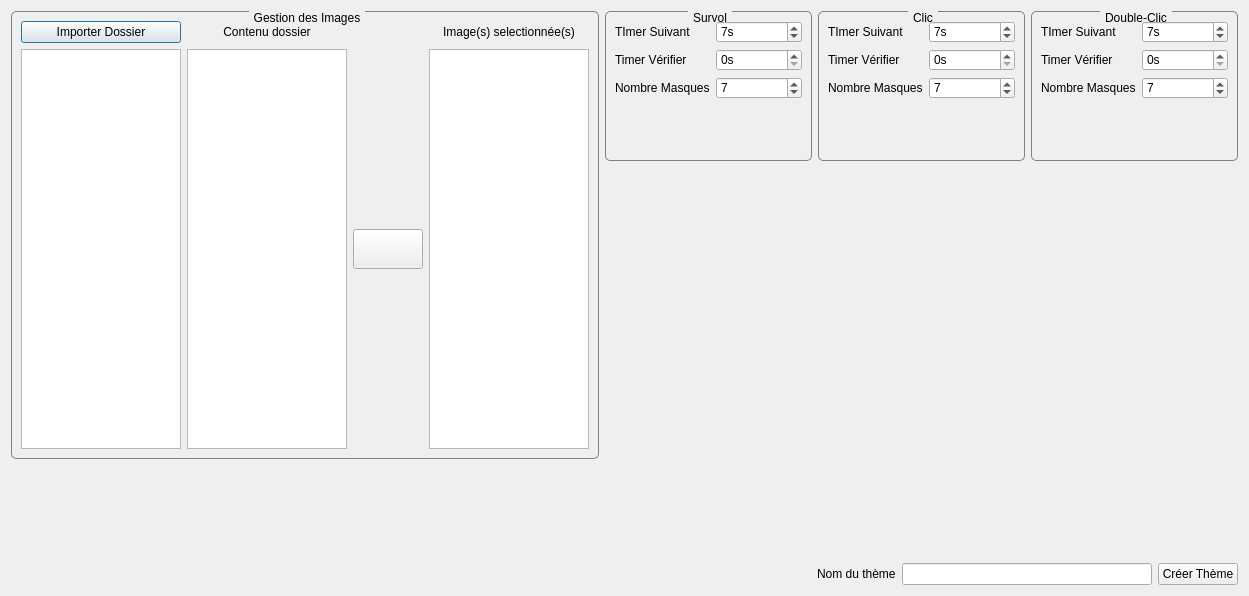
The window that editeur.ui (Txikilinux/leterrier-mulot) describes before a commit, drawn with Qt 5.
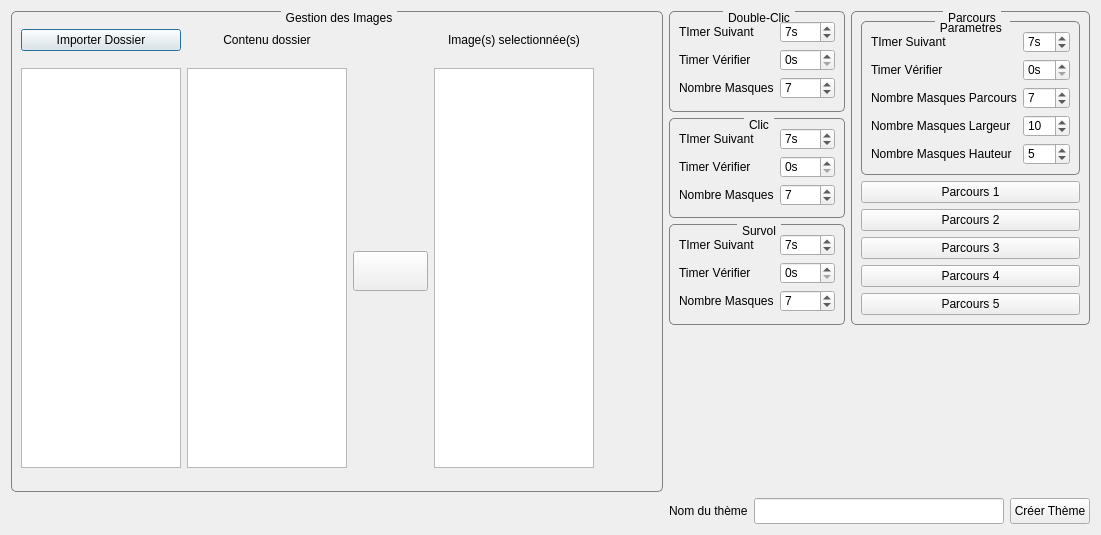
The same window after the commit. Icons and pictures are not drawn.

Commit message: Editeur : debut Parcours (ui, cpp, h)

The edit to the form file:
```diff
--- a/editeur.ui
+++ b/editeur.ui
@@ -9,8 +9,8 @@
    <rect>
     <x>0</x>
     <y>0</y>
-    <width>1249</width>
-    <height>596</height>
+    <width>1101</width>
+    <height>535</height>
    </rect>
   </property>
   <property name="windowTitle">
@@ -30,22 +30,32 @@
                                        stop: 0 #FFOECE, stop: 1 #FFFFFF);
  }</string>
   </property>
-  <layout class="QGridLayout" name="gridLayout">
-   <item row="0" column="0" rowspan="2" colspan="2">
+  <layout class="QGridLayout" name="gridLayout_6">
+   <item row="0" column="0" rowspan="2">
     <widget class="QGroupBox" name="groupBoxImage">
+     <property name="sizePolicy">
+      <sizepolicy hsizetype="Preferred" vsizetype="Preferred">
+       <horstretch>0</horstretch>
+       <verstretch>0</verstretch>
+      </sizepolicy>
+     </property>
      <property name="title">
       <string>Gestion des Images</string>
      </property>
-     <layout class="QGridLayout" name="gridLayout_2">
-      <item row="0" column="0">
-       <layout class="QGridLayout" name="gridLayoutGBImage">
-        <property name="sizeConstraint">
-         <enum>QLayout::SetDefaultConstraint</enum>
-        </property>
+     <widget class="QWidget" name="">
+      <property name="geometry">
+       <rect>
+        <x>10</x>
+        <y>18</y>
+        <width>573</width>
+        <height>450</height>
+       </rect>
+      </property>
+      <layout class="QGridLayout" name="gridLayout">
         <item row="0" column="0">
          <widget class="QPushButton" name="btnImporterDossierImage">
           <property name="sizePolicy">
-           <sizepolicy hsizetype="Minimum" vsizetype="Fixed">
+          <sizepolicy hsizetype="Minimum" vsizetype="Preferred">
             <horstretch>0</horstretch>
             <verstretch>0</verstretch>
            </sizepolicy>
@@ -108,7 +118,7 @@
           </property>
          </widget>
         </item>
-        <item row="1" column="0">
+       <item row="1" column="0" rowspan="3">
          <widget class="QTreeWidget" name="treeWidget">
           <property name="minimumSize">
            <size>
@@ -150,7 +160,7 @@
           </column>
          </widget>
         </item>
-        <item row="1" column="1">
+       <item row="1" column="1" rowspan="3">
          <widget class="QListWidget" name="listWidget">
           <property name="minimumSize">
            <size>
@@ -179,7 +189,51 @@
          </widget>
         </item>
         <item row="1" column="2">
+        <spacer name="verticalSpacer">
+         <property name="orientation">
+          <enum>Qt::Vertical</enum>
+         </property>
+         <property name="sizeHint" stdset="0">
+          <size>
+           <width>20</width>
+           <height>182</height>
+          </size>
+         </property>
+        </spacer>
+       </item>
+       <item row="1" column="3" rowspan="3">
+        <widget class="QListWidget" name="listWidgetSelection">
+         <property name="minimumSize">
+          <size>
+           <width>160</width>
+           <height>400</height>
+          </size>
+         </property>
+         <property name="maximumSize">
+          <size>
+           <width>160</width>
+           <height>400</height>
+          </size>
+         </property>
+         <property name="contextMenuPolicy">
+          <enum>Qt::CustomContextMenu</enum>
+         </property>
+         <property name="acceptDrops">
+          <bool>true</bool>
+         </property>
+         <property name="alternatingRowColors">
+          <bool>true</bool>
+         </property>
+        </widget>
+       </item>
+       <item row="2" column="2">
          <widget class="QPushButton" name="btSelection">
+         <property name="sizePolicy">
+          <sizepolicy hsizetype="Minimum" vsizetype="Preferred">
+           <horstretch>0</horstretch>
+           <verstretch>0</verstretch>
+          </sizepolicy>
+         </property>
           <property name="minimumSize">
            <size>
             <width>70</width>
@@ -195,178 +249,25 @@
           </property>
          </widget>
         </item>
-        <item row="1" column="3">
-         <widget class="QListWidget" name="listWidgetSelection">
-          <property name="minimumSize">
-           <size>
-            <width>160</width>
-            <height>400</height>
-           </size>
-          </property>
-          <property name="maximumSize">
+       <item row="3" column="2">
+        <spacer name="verticalSpacer_2">
+         <property name="orientation">
+          <enum>Qt::Vertical</enum>
+         </property>
+         <property name="sizeHint" stdset="0">
            <size>
-            <width>160</width>
-            <height>400</height>
-           </size>
-          </property>
-          <property name="contextMenuPolicy">
-           <enum>Qt::CustomContextMenu</enum>
-          </property>
-          <property name="acceptDrops">
-           <bool>true</bool>
-          </property>
-          <property name="alternatingRowColors">
-           <bool>true</bool>
-          </property>
-         </widget>
-        </item>
-       </layout>
-      </item>
-     </layout>
-    </widget>
-   </item>
-   <item row="0" column="2" colspan="2">
-    <layout class="QHBoxLayout" name="horizontalLayoutParamExercice">
-     <property name="sizeConstraint">
-      <enum>QLayout::SetFixedSize</enum>
-     </property>
-     <item>
-      <widget class="QGroupBox" name="groupBoxSurvol">
-       <property name="maximumSize">
-        <size>
-         <width>16777215</width>
-         <height>150</height>
-        </size>
-       </property>
-       <property name="title">
-        <string>Survol</string>
-       </property>
-       <layout class="QGridLayout" name="gridLayout_5">
-        <item row="0" column="0">
-         <layout class="QFormLayout" name="formLayoutSurvol">
-          <property name="fieldGrowthPolicy">
-           <enum>QFormLayout::AllNonFixedFieldsGrow</enum>
-          </property>
-          <item row="0" column="0">
-           <widget class="QLabel" name="labelSurvolSuivant">
-            <property name="text">
-             <string>TImer Suivant</string>
-            </property>
+           <width>20</width>
+           <height>181</height>
+          </size>
+         </property>
+        </spacer>
+       </item>
+      </layout>
+     </widget>
            </widget>
           </item>
           <item row="0" column="1">
-           <widget class="QSpinBox" name="spinBoxSurvolSuivant">
-            <property name="suffix">
-             <string>s</string>
-            </property>
-            <property name="value">
-             <number>7</number>
-            </property>
-           </widget>
-          </item>
-          <item row="1" column="0">
-           <widget class="QLabel" name="labelSurvolVerifier">
-            <property name="text">
-             <string>Timer Vérifier</string>
-            </property>
-           </widget>
-          </item>
-          <item row="1" column="1">
-           <widget class="QSpinBox" name="spinBoxSurvolVerifier">
-            <property name="suffix">
-             <string>s</string>
-            </property>
-            <property name="value">
-             <number>0</number>
-            </property>
-           </widget>
-          </item>
-          <item row="2" column="1">
-           <widget class="QSpinBox" name="spinBoxSurvolMasque">
-            <property name="value">
-             <number>7</number>
-            </property>
-           </widget>
-          </item>
-          <item row="2" column="0">
-           <widget class="QLabel" name="labelSurvolNbMasques">
-            <property name="text">
-             <string>Nombre Masques</string>
-            </property>
-           </widget>
-          </item>
-         </layout>
-        </item>
-       </layout>
-      </widget>
-     </item>
-     <item>
-      <widget class="QGroupBox" name="groupBoxClic">
-       <property name="maximumSize">
-        <size>
-         <width>16777215</width>
-         <height>150</height>
-        </size>
-       </property>
-       <property name="title">
-        <string>Clic</string>
-       </property>
-       <layout class="QGridLayout" name="gridLayout_4">
-        <item row="0" column="0">
-         <layout class="QFormLayout" name="formLayoutClic">
-          <property name="fieldGrowthPolicy">
-           <enum>QFormLayout::AllNonFixedFieldsGrow</enum>
-          </property>
-          <item row="0" column="0">
-           <widget class="QLabel" name="labelClicSuivant">
-            <property name="text">
-             <string>TImer Suivant</string>
-            </property>
-           </widget>
-          </item>
-          <item row="0" column="1">
-           <widget class="QSpinBox" name="spinBoxClicSuivant">
-            <property name="suffix">
-             <string>s</string>
-            </property>
-            <property name="value">
-             <number>7</number>
-            </property>
-           </widget>
-          </item>
-          <item row="1" column="0">
-           <widget class="QLabel" name="labelClicVerifier">
-            <property name="text">
-             <string>Timer Vérifier</string>
-            </property>
-           </widget>
-          </item>
-          <item row="1" column="1">
-           <widget class="QSpinBox" name="spinBoxClicVerifier">
-            <property name="suffix">
-             <string>s</string>
-            </property>
-           </widget>
-          </item>
-          <item row="2" column="0">
-           <widget class="QLabel" name="labelClicNbMasques">
-            <property name="text">
-             <string>Nombre Masques</string>
-            </property>
-           </widget>
-          </item>
-          <item row="2" column="1">
-           <widget class="QSpinBox" name="spinBoxClicMasque">
-            <property name="value">
-             <number>7</number>
-            </property>
-           </widget>
-          </item>
-         </layout>
-        </item>
-       </layout>
-      </widget>
-     </item>
+    <layout class="QVBoxLayout" name="verticalLayout">
      <item>
       <widget class="QGroupBox" name="groupBoxDoubleClic">
        <property name="maximumSize">
@@ -393,6 +294,12 @@
           </item>
           <item row="0" column="1">
            <widget class="QSpinBox" name="spinBoxDoubleClicSuivant">
+            <property name="sizePolicy">
+             <sizepolicy hsizetype="Minimum" vsizetype="Preferred">
+              <horstretch>0</horstretch>
+              <verstretch>0</verstretch>
+             </sizepolicy>
+            </property>
             <property name="suffix">
              <string>s</string>
             </property>
@@ -413,6 +320,12 @@
           </item>
           <item row="1" column="1">
            <widget class="QSpinBox" name="spinBoxDoubleClicVerifier">
+            <property name="sizePolicy">
+             <sizepolicy hsizetype="Minimum" vsizetype="Preferred">
+              <horstretch>0</horstretch>
+              <verstretch>0</verstretch>
+             </sizepolicy>
+            </property>
             <property name="suffix">
              <string>s</string>
             </property>
@@ -420,6 +333,12 @@
           </item>
           <item row="2" column="1">
            <widget class="QSpinBox" name="spinBoxDoubleClicMasque">
+            <property name="sizePolicy">
+             <sizepolicy hsizetype="Minimum" vsizetype="Preferred">
+              <horstretch>0</horstretch>
+              <verstretch>0</verstretch>
+             </sizepolicy>
+            </property>
             <property name="value">
              <number>7</number>
             </property>
@@ -437,35 +356,386 @@
        </layout>
       </widget>
      </item>
-    </layout>
-   </item>
-   <item row="2" column="0" rowspan="2">
-    <spacer name="verticalSpacerEditeur2">
+     <item>
+      <widget class="QGroupBox" name="groupBoxClic">
+       <property name="maximumSize">
+        <size>
+         <width>16777215</width>
+         <height>150</height>
+        </size>
+       </property>
+       <property name="title">
+        <string>Clic</string>
+       </property>
+       <layout class="QGridLayout" name="gridLayout_4">
+        <item row="0" column="0">
+         <layout class="QFormLayout" name="formLayoutClic">
+          <property name="fieldGrowthPolicy">
+           <enum>QFormLayout::AllNonFixedFieldsGrow</enum>
+          </property>
+          <item row="0" column="0">
+           <widget class="QLabel" name="labelClicSuivant">
+            <property name="text">
+             <string>TImer Suivant</string>
+            </property>
+           </widget>
+          </item>
+          <item row="0" column="1">
+           <widget class="QSpinBox" name="spinBoxClicSuivant">
+            <property name="sizePolicy">
+             <sizepolicy hsizetype="Minimum" vsizetype="Preferred">
+              <horstretch>0</horstretch>
+              <verstretch>0</verstretch>
+             </sizepolicy>
+            </property>
+            <property name="suffix">
+             <string>s</string>
+            </property>
+            <property name="value">
+             <number>7</number>
+            </property>
+           </widget>
+          </item>
+          <item row="1" column="0">
+           <widget class="QLabel" name="labelClicVerifier">
+            <property name="text">
+             <string>Timer Vérifier</string>
+            </property>
+           </widget>
+          </item>
+          <item row="2" column="0">
+           <widget class="QLabel" name="labelClicNbMasques">
+            <property name="text">
+             <string>Nombre Masques</string>
+            </property>
+           </widget>
+          </item>
+          <item row="2" column="1">
+           <widget class="QSpinBox" name="spinBoxClicMasque">
+            <property name="sizePolicy">
+             <sizepolicy hsizetype="Minimum" vsizetype="Preferred">
+              <horstretch>0</horstretch>
+              <verstretch>0</verstretch>
+             </sizepolicy>
+            </property>
+            <property name="value">
+             <number>7</number>
+            </property>
+           </widget>
+          </item>
+          <item row="1" column="1">
+           <widget class="QSpinBox" name="spinBoxClicVerifier">
+            <property name="sizePolicy">
+             <sizepolicy hsizetype="Minimum" vsizetype="Preferred">
+              <horstretch>0</horstretch>
+              <verstretch>0</verstretch>
+             </sizepolicy>
+            </property>
+            <property name="suffix">
+             <string>s</string>
+            </property>
+           </widget>
+          </item>
+         </layout>
+        </item>
+       </layout>
+      </widget>
+     </item>
+     <item>
+      <widget class="QGroupBox" name="groupBoxSurvol">
+       <property name="maximumSize">
+        <size>
+         <width>16777215</width>
+         <height>150</height>
+        </size>
+       </property>
+       <property name="title">
+        <string>Survol</string>
+       </property>
+       <layout class="QGridLayout" name="gridLayout_5">
+        <item row="0" column="0">
+         <layout class="QFormLayout" name="formLayoutSurvol">
+          <property name="fieldGrowthPolicy">
+           <enum>QFormLayout::AllNonFixedFieldsGrow</enum>
+          </property>
+          <item row="0" column="0">
+           <widget class="QLabel" name="labelSurvolSuivant">
+            <property name="text">
+             <string>TImer Suivant</string>
+            </property>
+           </widget>
+          </item>
+          <item row="0" column="1">
+           <widget class="QSpinBox" name="spinBoxSurvolSuivant">
+            <property name="sizePolicy">
+             <sizepolicy hsizetype="Minimum" vsizetype="Preferred">
+              <horstretch>0</horstretch>
+              <verstretch>0</verstretch>
+             </sizepolicy>
+            </property>
+            <property name="suffix">
+             <string>s</string>
+            </property>
+            <property name="value">
+             <number>7</number>
+            </property>
+           </widget>
+          </item>
+          <item row="1" column="0">
+           <widget class="QLabel" name="labelSurvolVerifier">
+            <property name="text">
+             <string>Timer Vérifier</string>
+            </property>
+           </widget>
+          </item>
+          <item row="1" column="1">
+           <widget class="QSpinBox" name="spinBoxSurvolVerifier">
+            <property name="sizePolicy">
+             <sizepolicy hsizetype="Minimum" vsizetype="Preferred">
+              <horstretch>0</horstretch>
+              <verstretch>0</verstretch>
+             </sizepolicy>
+            </property>
+            <property name="suffix">
+             <string>s</string>
+            </property>
+            <property name="value">
+             <number>0</number>
+            </property>
+           </widget>
+          </item>
+          <item row="2" column="1">
+           <widget class="QSpinBox" name="spinBoxSurvolMasque">
+            <property name="sizePolicy">
+             <sizepolicy hsizetype="Minimum" vsizetype="Preferred">
+              <horstretch>0</horstretch>
+              <verstretch>0</verstretch>
+             </sizepolicy>
+            </property>
+            <property name="value">
+             <number>7</number>
+            </property>
+           </widget>
+          </item>
+          <item row="2" column="0">
+           <widget class="QLabel" name="labelSurvolNbMasques">
+            <property name="text">
+             <string>Nombre Masques</string>
+            </property>
+           </widget>
+          </item>
+         </layout>
+        </item>
+       </layout>
+      </widget>
+     </item>
+    </layout>
+   </item>
+   <item row="0" column="2">
+    <widget class="QGroupBox" name="groupBoxParcours">
+     <property name="title">
+      <string>Parcours</string>
+     </property>
+     <layout class="QVBoxLayout" name="verticalLayout_2">
+      <item>
+       <widget class="QGroupBox" name="groupBoxParamParcours">
+        <property name="maximumSize">
+         <size>
+          <width>16777215</width>
+          <height>16777215</height>
+         </size>
+        </property>
+        <property name="baseSize">
+         <size>
+          <width>0</width>
+          <height>0</height>
+         </size>
+        </property>
+        <property name="title">
+         <string>Parametres </string>
+        </property>
+        <layout class="QGridLayout" name="gridLayout_2">
+         <item row="0" column="0">
+          <layout class="QFormLayout" name="formLayout">
+           <item row="0" column="0">
+            <widget class="QLabel" name="labelParcoursSuivant">
+             <property name="text">
+              <string>TImer Suivant</string>
+             </property>
+            </widget>
+           </item>
+           <item row="0" column="1">
+            <widget class="QSpinBox" name="spinBoxParcoursSuivant">
+             <property name="sizePolicy">
+              <sizepolicy hsizetype="Minimum" vsizetype="Preferred">
+               <horstretch>0</horstretch>
+               <verstretch>0</verstretch>
+              </sizepolicy>
+             </property>
+             <property name="suffix">
+              <string>s</string>
+             </property>
+             <property name="maximum">
+              <number>99</number>
+             </property>
+             <property name="value">
+              <number>7</number>
+             </property>
+            </widget>
+           </item>
+           <item row="1" column="0">
+            <widget class="QLabel" name="labelParcoursVerifier">
+             <property name="text">
+              <string>Timer Vérifier</string>
+             </property>
+            </widget>
+           </item>
+           <item row="1" column="1">
+            <widget class="QSpinBox" name="spinBoxParcoursVerifier">
+             <property name="sizePolicy">
+              <sizepolicy hsizetype="Minimum" vsizetype="Preferred">
+               <horstretch>0</horstretch>
+               <verstretch>0</verstretch>
+              </sizepolicy>
+             </property>
+             <property name="suffix">
+              <string>s</string>
+             </property>
+            </widget>
+           </item>
+           <item row="2" column="0">
+            <widget class="QLabel" name="labelParcoursNbMasques">
+             <property name="text">
+              <string>Nombre Masques Parcours</string>
+             </property>
+            </widget>
+           </item>
+           <item row="2" column="1">
+            <widget class="QSpinBox" name="spinBoxParcoursMasque">
+             <property name="sizePolicy">
+              <sizepolicy hsizetype="Minimum" vsizetype="Preferred">
+               <horstretch>0</horstretch>
+               <verstretch>0</verstretch>
+              </sizepolicy>
+             </property>
+             <property name="value">
+              <number>7</number>
+             </property>
+            </widget>
+           </item>
+           <item row="3" column="0">
+            <widget class="QLabel" name="labelParcoursMasqueLargeur">
+             <property name="text">
+              <string>Nombre Masques Largeur</string>
+             </property>
+            </widget>
+           </item>
+           <item row="3" column="1">
+            <widget class="QSpinBox" name="spinBoxParcoursMasquesLargeur">
+             <property name="sizePolicy">
+              <sizepolicy hsizetype="Minimum" vsizetype="Preferred">
+               <horstretch>0</horstretch>
+               <verstretch>0</verstretch>
+              </sizepolicy>
+             </property>
+             <property name="suffix">
+              <string/>
+             </property>
+             <property name="value">
+              <number>10</number>
+             </property>
+            </widget>
+           </item>
+           <item row="4" column="0">
+            <widget class="QLabel" name="labelDoubleClicVerifier_4">
+             <property name="text">
+              <string>Nombre Masques Hauteur</string>
+             </property>
+            </widget>
+           </item>
+           <item row="4" column="1">
+            <widget class="QSpinBox" name="spinBoxParcoursMasqueHauteur">
+             <property name="sizePolicy">
+              <sizepolicy hsizetype="Minimum" vsizetype="Preferred">
+               <horstretch>0</horstretch>
+               <verstretch>0</verstretch>
+              </sizepolicy>
+             </property>
+             <property name="value">
+              <number>5</number>
+             </property>
+            </widget>
+           </item>
+          </layout>
+         </item>
+        </layout>
+       </widget>
+      </item>
+      <item>
+       <widget class="QPushButton" name="btnParcours1">
+        <property name="text">
+         <string>Parcours 1</string>
+        </property>
+       </widget>
+      </item>
+      <item>
+       <widget class="QPushButton" name="btnParcours2">
+        <property name="text">
+         <string>Parcours 2</string>
+        </property>
+       </widget>
+      </item>
+      <item>
+       <widget class="QPushButton" name="btnParcours3">
+        <property name="text">
+         <string>Parcours 3</string>
+        </property>
+       </widget>
+      </item>
+      <item>
+       <widget class="QPushButton" name="btnParcours4">
+        <property name="text">
+         <string>Parcours 4</string>
+        </property>
+       </widget>
+      </item>
+      <item>
+       <widget class="QPushButton" name="btnParcours5">
+        <property name="text">
+         <string>Parcours 5</string>
+        </property>
+       </widget>
+      </item>
+     </layout>
+    </widget>
+   </item>
+   <item row="1" column="2">
+    <spacer name="verticalSpacer_3">
      <property name="orientation">
       <enum>Qt::Vertical</enum>
      </property>
      <property name="sizeHint" stdset="0">
       <size>
        <width>20</width>
-       <height>106</height>
+       <height>90</height>
       </size>
      </property>
     </spacer>
    </item>
-   <item row="3" column="1" colspan="2">
-    <spacer name="horizontalSpacerEditeur">
+   <item row="2" column="0">
+    <spacer name="horizontalSpacer">
      <property name="orientation">
       <enum>Qt::Horizontal</enum>
      </property>
      <property name="sizeHint" stdset="0">
       <size>
-       <width>700</width>
-       <height>20</height>
+       <width>588</width>
+       <height>26</height>
       </size>
      </property>
     </spacer>
    </item>
-   <item row="3" column="3">
+   <item row="2" column="1" colspan="2">
     <layout class="QHBoxLayout" name="horizontalLayoutNomTheme">
      <item>
       <widget class="QLabel" name="labelNomTheme">
@@ -477,7 +747,7 @@
      <item>
       <widget class="QLineEdit" name="lineEditNomTheme">
        <property name="sizePolicy">
-        <sizepolicy hsizetype="Fixed" vsizetype="Fixed">
+        <sizepolicy hsizetype="Preferred" vsizetype="Preferred">
          <horstretch>0</horstretch>
          <verstretch>0</verstretch>
         </sizepolicy>
@@ -498,6 +768,12 @@
      </item>
      <item>
       <widget class="QPushButton" name="btnCreerTheme">
+       <property name="sizePolicy">
+        <sizepolicy hsizetype="Minimum" vsizetype="Preferred">
+         <horstretch>0</horstretch>
+         <verstretch>0</verstretch>
+        </sizepolicy>
+       </property>
        <property name="text">
         <string>Créer Thème</string>
        </property>
@@ -505,22 +781,6 @@
      </item>
     </layout>
    </item>
-   <item row="1" column="3" rowspan="2">
-    <spacer name="verticalSpacerEditeur">
-     <property name="orientation">
-      <enum>Qt::Vertical</enum>
-     </property>
-     <property name="sizeType">
-      <enum>QSizePolicy::Expanding</enum>
-     </property>
-     <property name="sizeHint" stdset="0">
-      <size>
-       <width>20</width>
-       <height>0</height>
-      </size>
-     </property>
-    </spacer>
-   </item>
   </layout>
  </widget>
  <resources>
```
Left out of the diff: 6 changed lines with no effect on the pictures. Lines whose indentation alone changed are shown as unchanged. The commit also changes 2 other files.
